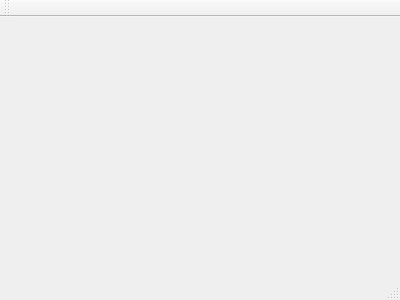
This is sniffer/mainwindow.ui in yilinfang/sniffer as Qt 5 draws it before an edit. The edited form follows.
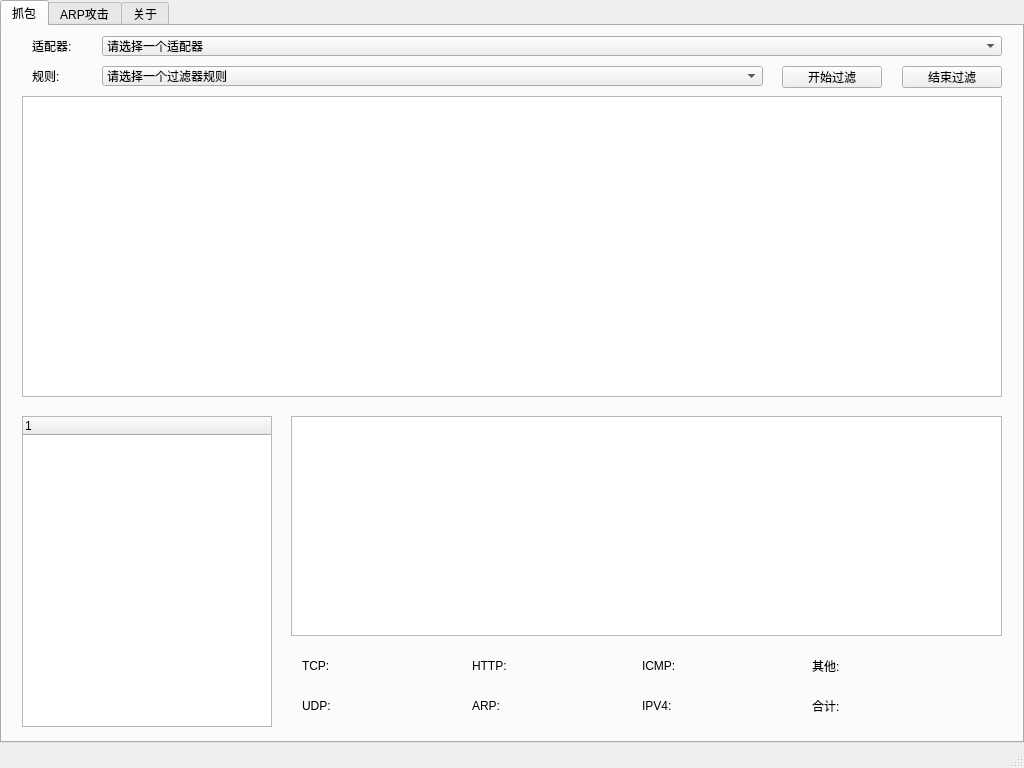
This is the edited form.

Commit message: finish pcap part ui

```diff
--- a/sniffer/mainwindow.ui
+++ b/sniffer/mainwindow.ui
@@ -1,24 +1,324 @@
 <ui version="4.0">
  <class>MainWindow</class>
- <widget class="QMainWindow" name="MainWindow" >
-  <property name="geometry" >
+ <widget class="QMainWindow" name="MainWindow">
+  <property name="geometry">
    <rect>
     <x>0</x>
     <y>0</y>
-    <width>400</width>
-    <height>300</height>
+    <width>1024</width>
+    <height>768</height>
    </rect>
   </property>
-  <property name="windowTitle" >
-   <string>MainWindow</string>
+  <property name="minimumSize">
+   <size>
+    <width>1024</width>
+    <height>768</height>
+   </size>
   </property>
-  <widget class="QMenuBar" name="menuBar" />
-  <widget class="QToolBar" name="mainToolBar" />
-  <widget class="QWidget" name="centralWidget" />
-  <widget class="QStatusBar" name="statusBar" />
+  <property name="maximumSize">
+   <size>
+    <width>1024</width>
+    <height>768</height>
+   </size>
+  </property>
+  <property name="windowTitle">
+   <string>LeoSniffer</string>
+  </property>
+  <widget class="QWidget" name="centralWidget">
+   <property name="minimumSize">
+    <size>
+     <width>1024</width>
+     <height>743</height>
+    </size>
+   </property>
+   <property name="maximumSize">
+    <size>
+     <width>1024</width>
+     <height>743</height>
+    </size>
+   </property>
+   <widget class="QTabWidget" name="tabWidget">
+    <property name="geometry">
+     <rect>
+      <x>0</x>
+      <y>0</y>
+      <width>1024</width>
+      <height>743</height>
+     </rect>
+    </property>
+    <property name="minimumSize">
+     <size>
+      <width>1024</width>
+      <height>743</height>
+     </size>
+    </property>
+    <property name="maximumSize">
+     <size>
+      <width>1024</width>
+      <height>743</height>
+     </size>
+    </property>
+    <property name="contextMenuPolicy">
+     <enum>Qt::DefaultContextMenu</enum>
+    </property>
+    <property name="tabPosition">
+     <enum>QTabWidget::North</enum>
+    </property>
+    <property name="tabShape">
+     <enum>QTabWidget::Rounded</enum>
+    </property>
+    <property name="currentIndex">
+     <number>0</number>
+    </property>
+    <widget class="QWidget" name="tab_1">
+     <attribute name="title">
+      <string>抓包</string>
+     </attribute>
+     <widget class="QComboBox" name="comboBox_devs_tab1">
+      <property name="geometry">
+       <rect>
+        <x>100</x>
+        <y>10</y>
+        <width>900</width>
+        <height>20</height>
+       </rect>
+      </property>
+      <item>
+       <property name="text">
+        <string>请选择一个适配器</string>
+       </property>
+      </item>
+     </widget>
+     <widget class="QLabel" name="label_1">
+      <property name="geometry">
+       <rect>
+        <x>30</x>
+        <y>10</y>
+        <width>60</width>
+        <height>20</height>
+       </rect>
+      </property>
+      <property name="text">
+       <string>适配器:</string>
+      </property>
+     </widget>
+     <widget class="QLabel" name="label_2">
+      <property name="geometry">
+       <rect>
+        <x>30</x>
+        <y>40</y>
+        <width>60</width>
+        <height>20</height>
+       </rect>
+      </property>
+      <property name="text">
+       <string>规则:</string>
+      </property>
+     </widget>
+     <widget class="QComboBox" name="comboBox_filter_tab1">
+      <property name="geometry">
+       <rect>
+        <x>100</x>
+        <y>40</y>
+        <width>661</width>
+        <height>20</height>
+       </rect>
+      </property>
+      <item>
+       <property name="text">
+        <string>请选择一个过滤器规则</string>
+       </property>
+      </item>
+     </widget>
+     <widget class="QPushButton" name="pushButton_startPcap_tab1">
+      <property name="geometry">
+       <rect>
+        <x>780</x>
+        <y>40</y>
+        <width>100</width>
+        <height>22</height>
+       </rect>
+      </property>
+      <property name="text">
+       <string>开始过滤</string>
+      </property>
+     </widget>
+     <widget class="QPushButton" name="pushButton_stopPcap_tab1">
+      <property name="geometry">
+       <rect>
+        <x>900</x>
+        <y>40</y>
+        <width>100</width>
+        <height>22</height>
+       </rect>
+      </property>
+      <property name="text">
+       <string>结束过滤</string>
+      </property>
+     </widget>
+     <widget class="QTreeWidget" name="treeWidget_tab1">
+      <property name="geometry">
+       <rect>
+        <x>20</x>
+        <y>390</y>
+        <width>250</width>
+        <height>311</height>
+       </rect>
+      </property>
+     </widget>
+     <widget class="QTextEdit" name="textEdit_tab1">
+      <property name="geometry">
+       <rect>
+        <x>289</x>
+        <y>390</y>
+        <width>711</width>
+        <height>220</height>
+       </rect>
+      </property>
+     </widget>
+     <widget class="QTableView" name="tableView_tab1">
+      <property name="geometry">
+       <rect>
+        <x>20</x>
+        <y>70</y>
+        <width>980</width>
+        <height>301</height>
+       </rect>
+      </property>
+     </widget>
+     <widget class="QLabel" name="label_TCP_tab1">
+      <property name="geometry">
+       <rect>
+        <x>300</x>
+        <y>630</y>
+        <width>150</width>
+        <height>20</height>
+       </rect>
+      </property>
+      <property name="text">
+       <string>TCP:</string>
+      </property>
+     </widget>
+     <widget class="QLabel" name="label_UDP_tab1">
+      <property name="geometry">
+       <rect>
+        <x>300</x>
+        <y>670</y>
+        <width>150</width>
+        <height>20</height>
+       </rect>
+      </property>
+      <property name="text">
+       <string>UDP:</string>
+      </property>
+     </widget>
+     <widget class="QLabel" name="label_HTTP_tab1">
+      <property name="geometry">
+       <rect>
+        <x>470</x>
+        <y>630</y>
+        <width>150</width>
+        <height>20</height>
+       </rect>
+      </property>
+      <property name="text">
+       <string>HTTP:</string>
+      </property>
+     </widget>
+     <widget class="QLabel" name="label_ARP_tab1">
+      <property name="geometry">
+       <rect>
+        <x>470</x>
+        <y>670</y>
+        <width>150</width>
+        <height>20</height>
+       </rect>
+      </property>
+      <property name="text">
+       <string>ARP:</string>
+      </property>
+     </widget>
+     <widget class="QLabel" name="label_ICMP_tab1">
+      <property name="geometry">
+       <rect>
+        <x>640</x>
+        <y>630</y>
+        <width>150</width>
+        <height>20</height>
+       </rect>
+      </property>
+      <property name="text">
+       <string>ICMP:</string>
+      </property>
+     </widget>
+     <widget class="QLabel" name="label_IPV4_tab1">
+      <property name="geometry">
+       <rect>
+        <x>640</x>
+        <y>670</y>
+        <width>150</width>
+        <height>20</height>
+       </rect>
+      </property>
+      <property name="text">
+       <string>IPV4:</string>
+      </property>
+     </widget>
+     <widget class="QLabel" name="label_other_tab1">
+      <property name="geometry">
+       <rect>
+        <x>810</x>
+        <y>630</y>
+        <width>150</width>
+        <height>20</height>
+       </rect>
+      </property>
+      <property name="text">
+       <string>其他:</string>
+      </property>
+     </widget>
+     <widget class="QLabel" name="label_all_tab1">
+      <property name="geometry">
+       <rect>
+        <x>810</x>
+        <y>670</y>
+        <width>150</width>
+        <height>20</height>
+       </rect>
+      </property>
+      <property name="text">
+       <string>合计:</string>
+      </property>
+     </widget>
+    </widget>
+    <widget class="QWidget" name="tab_2">
+     <attribute name="title">
+      <string>ARP攻击</string>
+     </attribute>
+    </widget>
+    <widget class="QWidget" name="tab_3">
+     <attribute name="title">
+      <string>关于</string>
+     </attribute>
+    </widget>
+   </widget>
+  </widget>
+  <widget class="QStatusBar" name="statusBar">
+   <property name="minimumSize">
+    <size>
+     <width>1024</width>
+     <height>25</height>
+    </size>
+   </property>
+   <property name="maximumSize">
+    <size>
+     <width>1024</width>
+     <height>25</height>
+    </size>
+   </property>
+  </widget>
  </widget>
- <layoutDefault spacing="6" margin="11" />
- <pixmapfunction></pixmapfunction>
+ <layoutdefault spacing="6" margin="11"/>
  <resources/>
  <connections/>
 </ui>
```
Left out of the diff: 1 changed line with no effect on the pictures. The commit also changes 22 other files.
